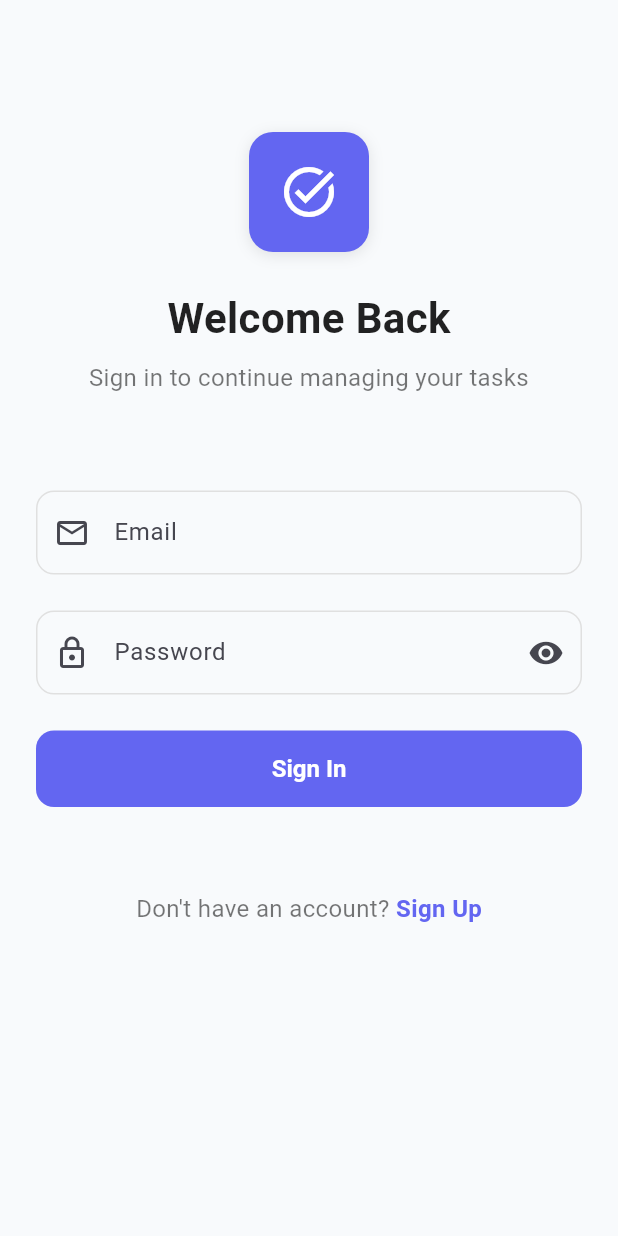
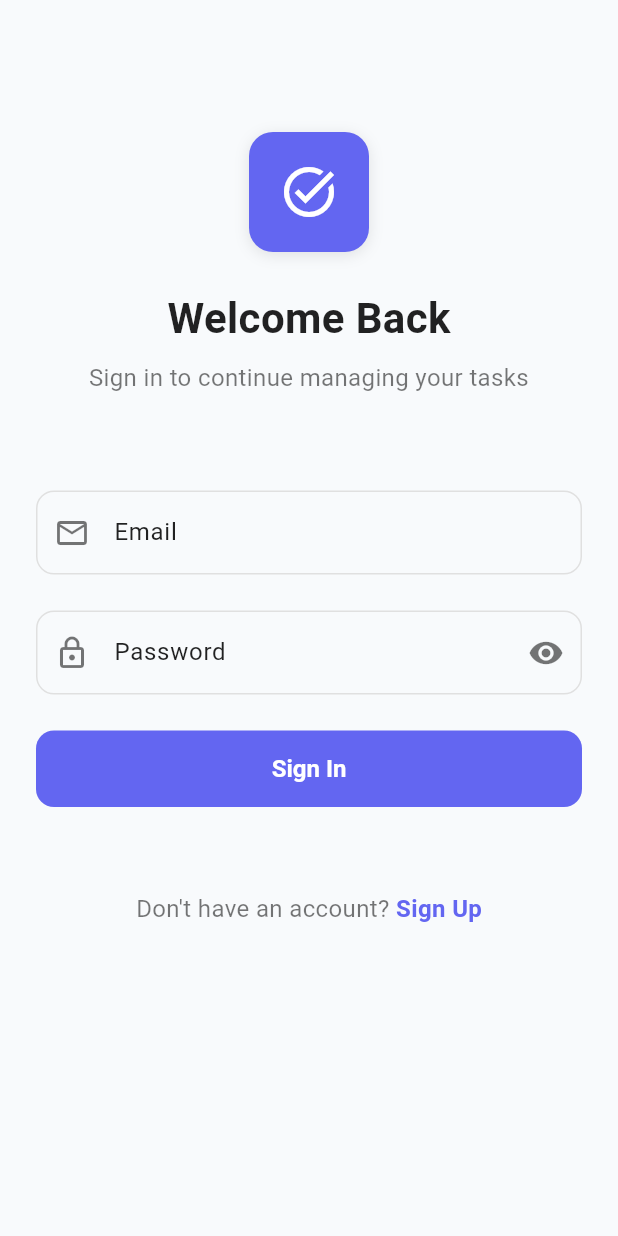
Before and after one commit to Habedexise1/assement, a Flutter app: the screen it shows after launch, on a phone screen of 412 x 824 dp. Run offline on Flutter 3.47's test engine with Material 3 defaults, Android fonts, the phone set to English and light mode, and no system bars; our stand-ins replace flutter_dotenv, flutter_local_notifications, flutter_slidable, hive, hive_flutter, shared_preferences and 1 more; accounts and stored records are empty.

Commit message:
Fix Android text field visibility: Add black text color styling

```diff
--- a/lib/screens/dashboard/tabs/ai_assistant_tab.dart
+++ b/lib/screens/dashboard/tabs/ai_assistant_tab.dart
@@ -258,10 +258,12 @@ class _AIAssistantTabState extends State<AIAssistantTab> {
                       const SizedBox(height: AppConstants.paddingM),
                       TextFormField(
                         controller: _promptController,
+                        style: const TextStyle(color: Colors.black),
                         maxLines: 4,
                         decoration: const InputDecoration(
                           hintText:
                               'e.g., Plan my week with 3 work tasks and 2 wellness tasks',
+                          hintStyle: TextStyle(color: Colors.black54),
                           border: OutlineInputBorder(),
                         ),
                         validator: (value) {
--- a/lib/screens/dashboard/tabs/team_tab.dart
+++ b/lib/screens/dashboard/tabs/team_tab.dart
@@ -931,8 +931,10 @@ class _AssignTaskDialogState extends State<AssignTaskDialog> {
                   const SizedBox(height: AppConstants.paddingXS),
                   TextFormField(
                     controller: _titleController,
+                    style: const TextStyle(color: Colors.black),
                     decoration: InputDecoration(
                       hintText: 'Enter task title',
+                      hintStyle: const TextStyle(color: Colors.black54),
                       border: OutlineInputBorder(
                         borderRadius: BorderRadius.circular(
                           AppConstants.radiusM,
@@ -957,8 +959,10 @@ class _AssignTaskDialogState extends State<AssignTaskDialog> {
                   const SizedBox(height: AppConstants.paddingXS),
                   TextFormField(
                     controller: _descriptionController,
+                    style: const TextStyle(color: Colors.black),
                     decoration: InputDecoration(
                       hintText: 'Enter task description',
+                      hintStyle: const TextStyle(color: Colors.black54),
                       border: OutlineInputBorder(
                         borderRadius: BorderRadius.circular(
                           AppConstants.radiusM,
--- a/lib/utils/constants.dart
+++ b/lib/utils/constants.dart
@@ -189,6 +189,10 @@ class AppTheme {
           horizontal: AppConstants.paddingM,
           vertical: AppConstants.paddingM,
         ),
+        labelStyle: const TextStyle(color: Colors.black87),
+        hintStyle: const TextStyle(color: Colors.black54),
+        prefixIconColor: Colors.black54,
+        suffixIconColor: Colors.black54,
       ),
       floatingActionButtonTheme: const FloatingActionButtonThemeData(
         backgroundColor: AppConstants.primaryColor,
```
Also changed, not shown: lib/screens/dashboard/tabs/admin_users_tab.dart (+8 -0 lines), lib/screens/dashboard/tabs/projects_tab.dart (+12 -0 lines).
